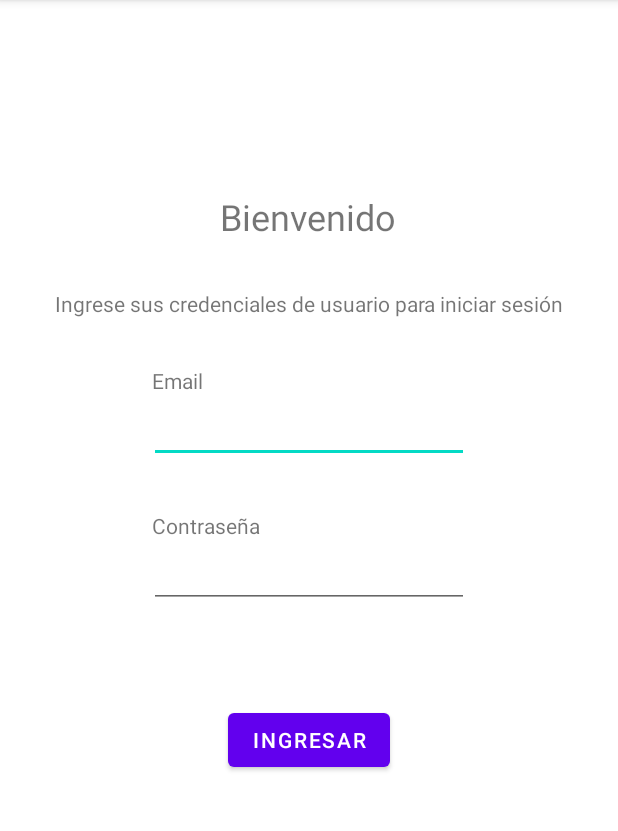
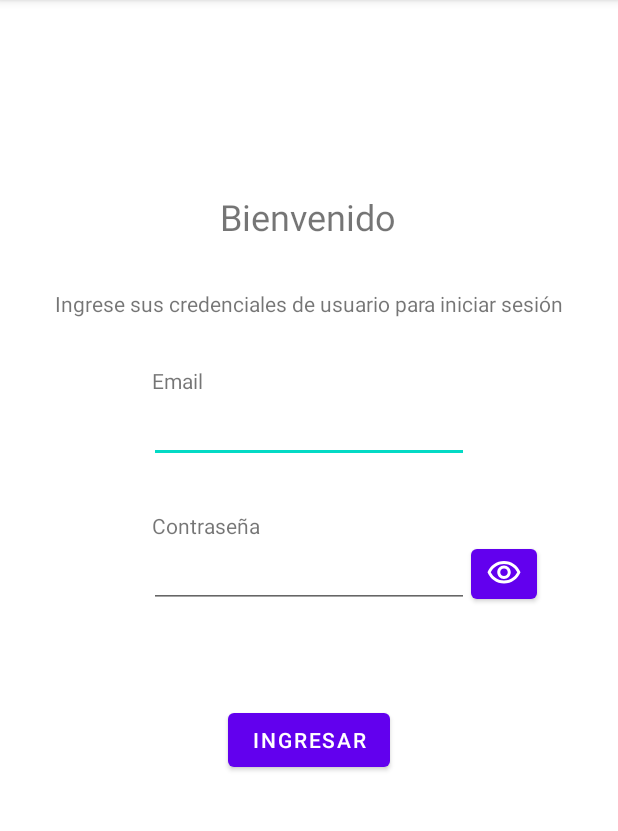
Before and after one commit to Arezlon/Inmobiliaria-Moviles-Grupo-4, an Android app: the screen it shows after launch (MainActivity), on a phone screen of 412 x 824 dp, the part 84-915 px from its top. Run offline under Robolectric (Android 15) with nearby library versions, the phone set to English and light mode, and no system bars.

Commit message:
#2 Login v2
Agregado botón mostrar/ocultar contraseña. Por alguna razón se cambia el color cuando se cambia el ícono.

```diff
--- a/app/src/main/java/com/grupo4/inmobiliaria/MainActivity.java
+++ b/app/src/main/java/com/grupo4/inmobiliaria/MainActivity.java
@@ -7,7 +7,11 @@ import androidx.lifecycle.ViewModelProvider;
 
 import android.content.DialogInterface;
 import android.content.Intent;
+import android.graphics.Color;
+import android.graphics.drawable.Drawable;
 import android.os.Bundle;
+import android.text.method.HideReturnsTransformationMethod;
+import android.text.method.PasswordTransformationMethod;
 import android.view.View;
 import android.widget.Button;
 import android.widget.EditText;
@@ -17,7 +21,7 @@ import com.grupo4.inmobiliaria.ui.MenuNavegacion;
 public class MainActivity extends AppCompatActivity {
     private MainActivityViewModel viewModel;
     private EditText etMail, etClave;
-    private Button btIngresar;
+    private Button btIngresar, btMostrarContraseña;
 
     @Override
     protected void onCreate(Bundle savedInstanceState) {
@@ -59,6 +63,7 @@ public class MainActivity extends AppCompatActivity {
         etMail = findViewById(R.id.etMail);
         etClave = findViewById(R.id.etClave);
         btIngresar = findViewById(R.id.btIngresar);
+        btMostrarContraseña = findViewById(R.id.btMostrarContraseña);
 
         btIngresar.setOnClickListener(new View.OnClickListener(){
             @Override
@@ -69,5 +74,22 @@ public class MainActivity extends AppCompatActivity {
                 );
             }
         });
+
+        btMostrarContraseña.setOnClickListener(new View.OnClickListener() {
+            @Override
+            public void onClick(View v) {
+                int pos = etClave.getSelectionStart();
+                if (etClave.getTransformationMethod() == PasswordTransformationMethod.getInstance()){
+                    etClave.setTransformationMethod(HideReturnsTransformationMethod.getInstance());
+
+                    btMostrarContraseña.setCompoundDrawablesWithIntrinsicBounds(0, R.drawable.outline_visibility_off_24, 0, 0);
+                } else {
+                    etClave.setTransformationMethod(PasswordTransformationMethod.getInstance());
+
+                    btMostrarContraseña.setCompoundDrawablesWithIntrinsicBounds(0, R.drawable.outline_visibility_24, 0, 0);
+                }
+                etClave.setSelection(pos);
+            }
+        });
     }
 }
--- /dev/null
+++ b/app/src/main/res/drawable/outline_visibility_24.xml
@@ -0,0 +1,10 @@
+<vector xmlns:android="http://schemas.android.com/apk/res/android"
+    android:width="24dp"
+    android:height="24dp"
+    android:viewportWidth="24"
+    android:viewportHeight="24"
+    android:tint="?attr/colorControlNormal">
+  <path
+      android:fillColor="@android:color/white"
+      android:pathData="M12,6c3.79,0 7.17,2.13 8.82,5.5C19.17,14.87 15.79,17 12,17s-7.17,-2.13 -8.82,-5.5C4.83,8.13 8.21,6 12,6m0,-2C7,4 2.73,7.11 1,11.5 2.73,15.89 7,19 12,19s9.27,-3.11 11,-7.5C21.27,7.11 17,4 12,4zM12,9c1.38,0 2.5,1.12 2.5,2.5S13.38,14 12,14s-2.5,-1.12 -2.5,-2.5S10.62,9 12,9m0,-2c-2.48,0 -4.5,2.02 -4.5,4.5S9.52,16 12,16s4.5,-2.02 4.5,-4.5S14.48,7 12,7z"/>
+</vector>
--- /dev/null
+++ b/app/src/main/res/drawable/outline_visibility_off_24.xml
@@ -0,0 +1,10 @@
+<vector xmlns:android="http://schemas.android.com/apk/res/android"
+    android:width="24dp"
+    android:height="24dp"
+    android:viewportWidth="24"
+    android:viewportHeight="24"
+    android:tint="?attr/colorControlNormal">
+  <path
+      android:fillColor="@android:color/white"
+      android:pathData="M12,6c3.79,0 7.17,2.13 8.82,5.5 -0.59,1.22 -1.42,2.27 -2.41,3.12l1.41,1.41c1.39,-1.23 2.49,-2.77 3.18,-4.53C21.27,7.11 17,4 12,4c-1.27,0 -2.49,0.2 -3.64,0.57l1.65,1.65C10.66,6.09 11.32,6 12,6zM10.93,7.14L13,9.21c0.57,0.25 1.03,0.71 1.28,1.28l2.07,2.07c0.08,-0.34 0.14,-0.7 0.14,-1.07C16.5,9.01 14.48,7 12,7c-0.37,0 -0.72,0.05 -1.07,0.14zM2.01,3.87l2.68,2.68C3.06,7.83 1.77,9.53 1,11.5 2.73,15.89 7,19 12,19c1.52,0 2.98,-0.29 4.32,-0.82l3.42,3.42 1.41,-1.41L3.42,2.45 2.01,3.87zM9.51,11.37l2.61,2.61c-0.04,0.01 -0.08,0.02 -0.12,0.02 -1.38,0 -2.5,-1.12 -2.5,-2.5 0,-0.05 0.01,-0.08 0.01,-0.13zM6.11,7.97l1.75,1.75c-0.23,0.55 -0.36,1.15 -0.36,1.78 0,2.48 2.02,4.5 4.5,4.5 0.63,0 1.23,-0.13 1.77,-0.36l0.98,0.98c-0.88,0.24 -1.8,0.38 -2.75,0.38 -3.79,0 -7.17,-2.13 -8.82,-5.5 0.7,-1.43 1.72,-2.61 2.93,-3.53z"/>
+</vector>
--- a/app/src/main/res/layout/activity_main.xml
+++ b/app/src/main/res/layout/activity_main.xml
@@ -67,7 +67,7 @@
         android:layout_width="wrap_content"
         android:layout_height="wrap_content"
         android:ems="10"
-        android:inputType="textPersonName"
+        android:inputType="textPassword"
         app:layout_constraintEnd_toEndOf="parent"
         app:layout_constraintStart_toStartOf="parent"
         app:layout_constraintTop_toBottomOf="@+id/textView4" />
@@ -82,4 +82,18 @@
         app:layout_constraintStart_toStartOf="parent"
         app:layout_constraintTop_toBottomOf="@+id/etClave" />
 
+    <Button
+        android:id="@+id/btMostrarContraseña"
+        android:layout_width="44dp"
+        android:layout_height="45dp"
+        android:layout_marginStart="1dp"
+        android:gravity="center_horizontal|top"
+        app:icon="@drawable/outline_visibility_24"
+        app:iconGravity="top"
+        app:iconPadding="8dp"
+        app:layout_constraintBottom_toBottomOf="@+id/etClave"
+        app:layout_constraintStart_toEndOf="@+id/etClave"
+        app:layout_constraintTop_toTopOf="@+id/etClave"
+        app:layout_constraintVertical_bias="0.0" />
+
 </androidx.constraintlayout.widget.ConstraintLayout>
```
